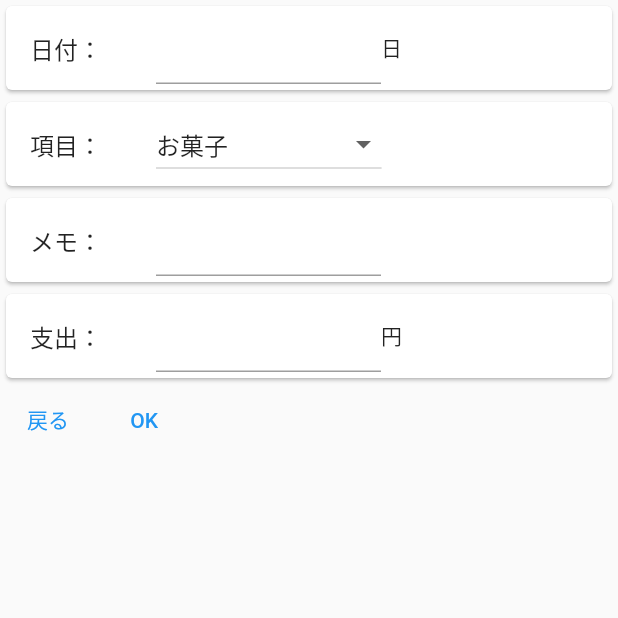
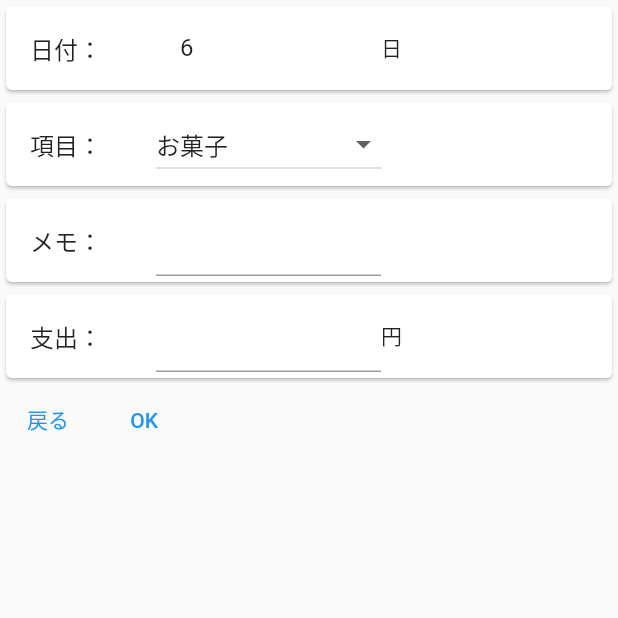
Before and after one commit to Y-h57/flutter01, a Flutter app: the screen it shows after launch, after a tap on "入力", on a phone screen of 412 x 824 dp, the top half of it. Run offline on Flutter 3.47's test engine with Material 2 defaults, Android fonts, the phone set to English and light mode, and no system bars; our stand-ins replace cloud_firestore, firebase_core; accounts and stored records are empty; statements that could not run were skipped.

Commit message:
日付をDateTime型にし、自動入力

```diff
--- a/lib/main.dart
+++ b/lib/main.dart
@@ -91,6 +91,10 @@ class ListPage extends StatelessWidget {
                       .orderBy('date')
                       .get(),
                   builder: (context, snapshot) {
+
+                    Map<String, dynamic> map = {'date': Timestamp.now()};
+                    DateTime now = map['date'].toDate();
+
                     // データが取得できた場合
                     if (snapshot.hasData) {
                       final List<DocumentSnapshot> documents = snapshot.data!.docs;
@@ -101,7 +105,7 @@ class ListPage extends StatelessWidget {
                             child: Card(
                                 child: Column(
                                   children: <Widget>[
-                                    Text(document['date']),
+                                    Text(now.day.toString()),
                                     Text(document['category']),
                                     Text(document['name']),
                                     Text(document['value']),
@@ -158,7 +162,8 @@ class InputPage extends StatefulWidget {
 }
 
 class _InputPageState extends State<InputPage> {
-  String date = '';
+  DateTime now = DateTime.now();
+
   String? isSelectedItem = 'お菓子';
   String name = '';
   String amount = '';
@@ -179,12 +184,8 @@ class _InputPageState extends State<InputPage> {
                 ),
                 SizedBox(
                   width: 150,
-                  child: TextFormField(
-                    onChanged: (String value) {
-                      setState(() {
-                        date = value;
-                      });
-                    },
+                  child: ListTile(
+                    title: Text(now.day.toString()),
                   ),
                 ),
                 Text('日'),
@@ -329,7 +330,7 @@ class _InputPageState extends State<InputPage> {
                         .collection('input') // コレクションID指定
                         .doc() // ドキュメントID自動生成
                         .set({
-                      'date': date,
+                      'date': now,
                       'category': isSelectedItem,
                       'name': name,
                       'value': amount
```
